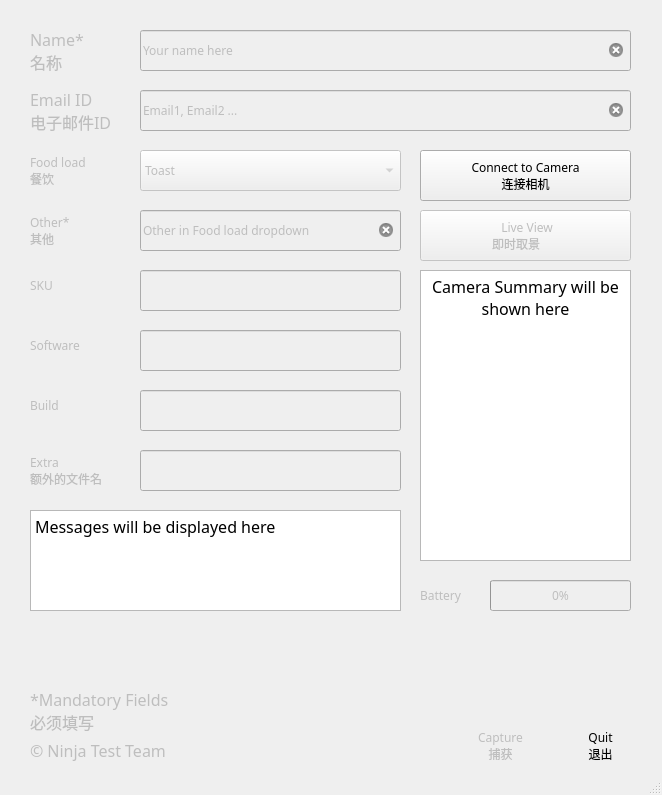
The window that uiFiles/cameracontrols.ui (vikramsesh/Photobox) describes before a commit, drawn with Qt 5.
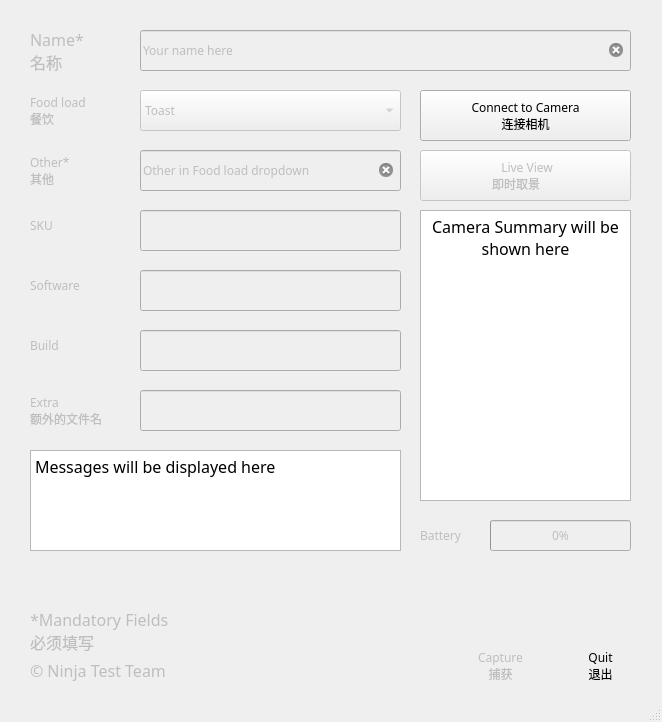
The same window after the commit. Icons and pictures are not drawn.

The edit to the form file:
```diff
--- a/uiFiles/cameracontrols.ui
+++ b/uiFiles/cameracontrols.ui
@@ -7,7 +7,7 @@
     <x>0</x>
     <y>0</y>
     <width>662</width>
-    <height>795</height>
+    <height>722</height>
    </rect>
   </property>
   <property name="windowTitle">
@@ -21,7 +21,7 @@
     <property name="geometry">
      <rect>
       <x>450</x>
-      <y>650</y>
+      <y>570</y>
       <width>101</width>
       <height>91</height>
      </rect>
@@ -86,7 +86,7 @@
     <property name="geometry">
      <rect>
       <x>30</x>
-      <y>150</y>
+      <y>90</y>
       <width>101</width>
       <height>41</height>
      </rect>
@@ -108,7 +108,7 @@
     <property name="geometry">
      <rect>
       <x>420</x>
-      <y>150</y>
+      <y>90</y>
       <width>211</width>
       <height>51</height>
      </rect>
@@ -158,7 +158,7 @@
     <property name="geometry">
      <rect>
       <x>140</x>
-      <y>390</y>
+      <y>330</y>
       <width>261</width>
       <height>41</height>
      </rect>
@@ -182,7 +182,7 @@
     <property name="geometry">
      <rect>
       <x>30</x>
-      <y>330</y>
+      <y>270</y>
       <width>71</width>
       <height>31</height>
      </rect>
@@ -196,29 +196,6 @@
      <string>Software</string>
     </property>
    </widget>
-   <widget class="QLabel" name="label_email">
-    <property name="enabled">
-     <bool>false</bool>
-    </property>
-    <property name="geometry">
-     <rect>
-      <x>30</x>
-      <y>90</y>
-      <width>81</width>
-      <height>41</height>
-     </rect>
-    </property>
-    <property name="font">
-     <font>
-      <family>Piboto Light</family>
-      <pointsize>12</pointsize>
-     </font>
-    </property>
-    <property name="text">
-     <string>Email ID
-电子邮件ID</string>
-    </property>
-   </widget>
    <widget class="QLabel" name="label_name">
     <property name="enabled">
      <bool>false</bool>
@@ -251,7 +228,7 @@
     <property name="geometry">
      <rect>
       <x>420</x>
-      <y>210</y>
+      <y>150</y>
       <width>211</width>
       <height>51</height>
      </rect>
@@ -287,7 +264,7 @@
     <property name="geometry">
      <rect>
       <x>420</x>
-      <y>270</y>
+      <y>210</y>
       <width>211</width>
       <height>291</height>
      </rect>
@@ -324,7 +301,7 @@
     <property name="geometry">
      <rect>
       <x>30</x>
-      <y>390</y>
+      <y>330</y>
       <width>51</width>
       <height>31</height>
      </rect>
@@ -338,33 +315,6 @@
      <string>Build</string>
     </property>
    </widget>
-   <widget class="QLineEdit" name="lineEdit_email">
-    <property name="enabled">
-     <bool>false</bool>
-    </property>
-    <property name="geometry">
-     <rect>
-      <x>140</x>
-      <y>90</y>
-      <width>491</width>
-      <height>41</height>
-     </rect>
-    </property>
-    <property name="font">
-     <font>
-      <family>Piboto Light</family>
-     </font>
-    </property>
-    <property name="autoFillBackground">
-     <bool>true</bool>
-    </property>
-    <property name="text">
-     <string>Email1, Email2 ...</string>
-    </property>
-    <property name="clearButtonEnabled">
-     <bool>true</bool>
-    </property>
-   </widget>
    <widget class="QLabel" name="label_FilenameExtra">
     <property name="enabled">
      <bool>false</bool>
@@ -372,7 +322,7 @@
     <property name="geometry">
      <rect>
       <x>30</x>
-      <y>450</y>
+      <y>390</y>
       <width>101</width>
       <height>41</height>
      </rect>
@@ -394,7 +344,7 @@
     <property name="geometry">
      <rect>
       <x>570</x>
-      <y>650</y>
+      <y>570</y>
       <width>61</width>
       <height>91</height>
      </rect>
@@ -440,7 +390,7 @@
     <property name="geometry">
      <rect>
       <x>30</x>
-      <y>510</y>
+      <y>450</y>
       <width>371</width>
       <height>101</height>
      </rect>
@@ -471,7 +421,7 @@
     <property name="geometry">
      <rect>
       <x>30</x>
-      <y>690</y>
+      <y>610</y>
       <width>341</width>
       <height>41</height>
      </rect>
@@ -502,7 +452,7 @@
     <property name="geometry">
      <rect>
       <x>140</x>
-      <y>450</y>
+      <y>390</y>
       <width>261</width>
       <height>41</height>
      </rect>
@@ -526,7 +476,7 @@
     <property name="geometry">
      <rect>
       <x>140</x>
-      <y>150</y>
+      <y>90</y>
       <width>261</width>
       <height>41</height>
      </rect>
@@ -637,7 +587,7 @@
     <property name="geometry">
      <rect>
       <x>490</x>
-      <y>580</y>
+      <y>520</y>
       <width>141</width>
       <height>31</height>
      </rect>
@@ -664,7 +614,7 @@
     <property name="geometry">
      <rect>
       <x>30</x>
-      <y>210</y>
+      <y>150</y>
       <width>91</width>
       <height>41</height>
      </rect>
@@ -686,7 +636,7 @@
     <property name="geometry">
      <rect>
       <x>30</x>
-      <y>740</y>
+      <y>660</y>
       <width>311</width>
       <height>21</height>
      </rect>
@@ -717,7 +667,7 @@
     <property name="geometry">
      <rect>
       <x>30</x>
-      <y>270</y>
+      <y>210</y>
       <width>51</width>
       <height>31</height>
      </rect>
@@ -738,7 +688,7 @@
     <property name="geometry">
      <rect>
       <x>140</x>
-      <y>330</y>
+      <y>270</y>
       <width>261</width>
       <height>41</height>
      </rect>
@@ -762,7 +712,7 @@
     <property name="geometry">
      <rect>
       <x>420</x>
-      <y>580</y>
+      <y>520</y>
       <width>51</width>
       <height>31</height>
      </rect>
@@ -807,7 +757,7 @@
     <property name="geometry">
      <rect>
       <x>140</x>
-      <y>270</y>
+      <y>210</y>
       <width>261</width>
       <height>41</height>
      </rect>
@@ -831,7 +781,7 @@
     <property name="geometry">
      <rect>
       <x>140</x>
-      <y>210</y>
+      <y>150</y>
       <width>261</width>
       <height>41</height>
      </rect>
@@ -855,7 +805,7 @@
     <property name="geometry">
      <rect>
       <x>570</x>
-      <y>720</y>
+      <y>640</y>
       <width>61</width>
       <height>51</height>
      </rect>
@@ -880,7 +830,7 @@
     <property name="geometry">
      <rect>
       <x>470</x>
-      <y>720</y>
+      <y>640</y>
       <width>61</width>
       <height>51</height>
      </rect>
```
